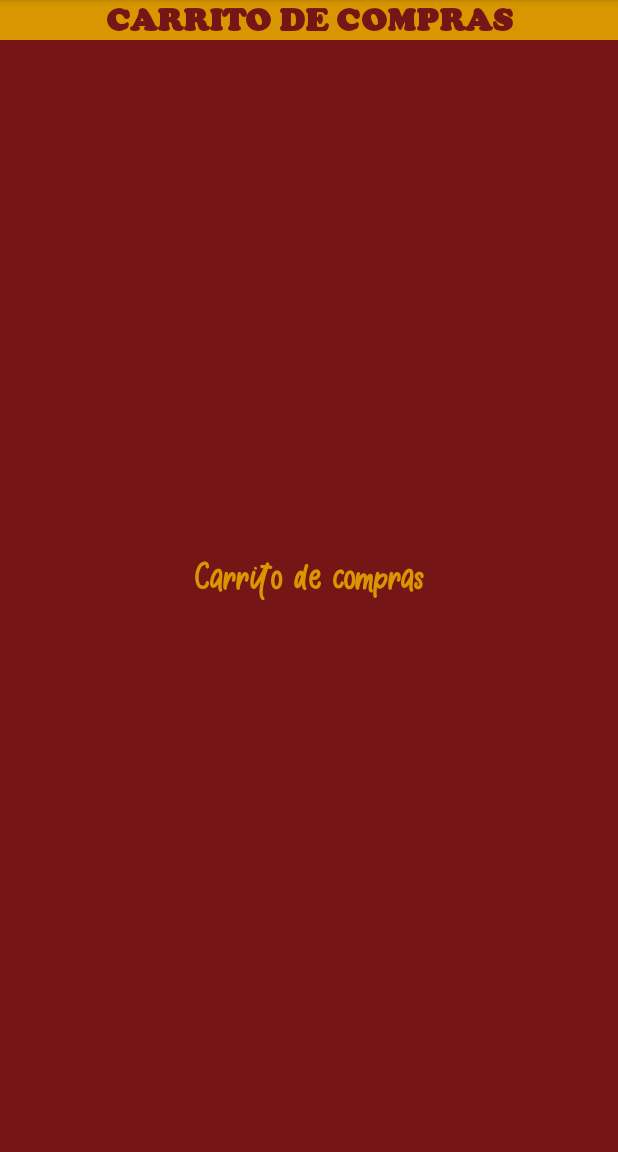
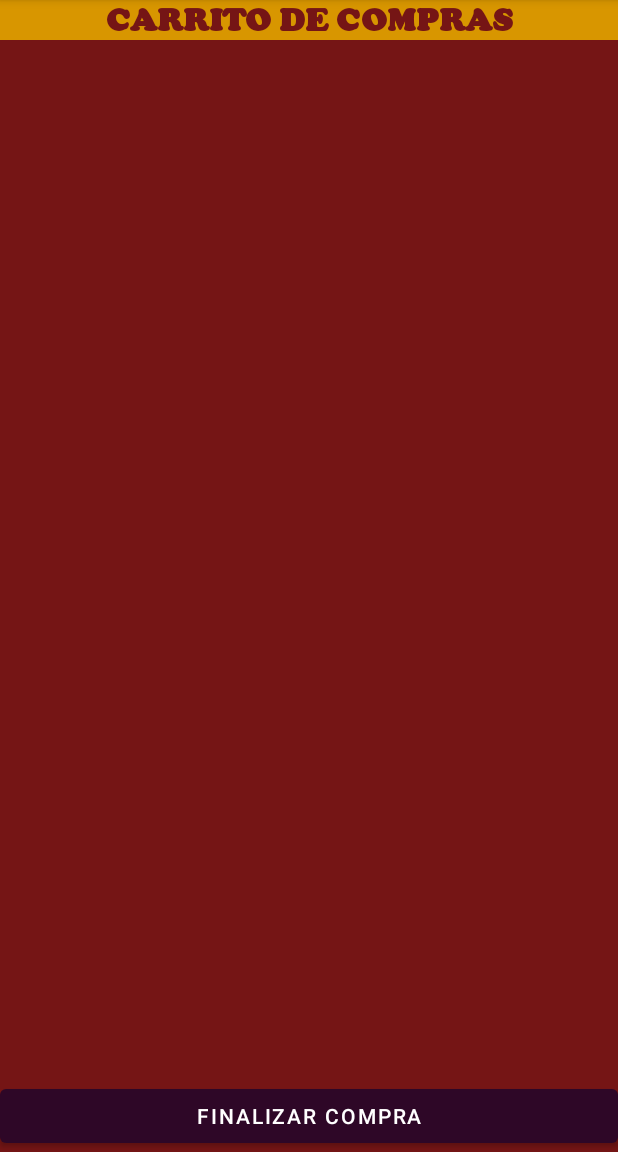
Before and after one commit to edwinforto/AppMovilChaquetas, an Android app: the fragment Fragment_Servicios placed in its activity, after a tap on "Icono2", on a phone screen of 412 x 824 dp, the part 84-1236 px from its top. Run offline under Robolectric (Android 15) with nearby library versions, the phone set to English and light mode, and no system bars.

Commit message:
Sirve compra con Base de Datos
Falta corregir la duplicacion de elementos

```diff
--- /dev/null
+++ b/app/src/main/java/com/example/aplicacionchaqueta/Modelo/Compra/AdaptadorCompra.java
@@ -0,0 +1,72 @@
+package com.example.aplicacionchaqueta.Modelo.Compra;
+
+import android.content.Context;
+import android.view.LayoutInflater;
+import android.view.View;
+import android.view.ViewGroup;
+import android.widget.BaseAdapter;
+import android.widget.EditText;
+import android.widget.ImageButton;
+import android.widget.ImageView;
+import android.widget.RadioButton;
+import android.widget.TextView;
+
+import com.example.aplicacionchaqueta.R;
+
+import java.util.ArrayList;
+
+public class AdaptadorCompra extends BaseAdapter {
+
+    private ArrayList<EntidadCompra> listaCompra;
+    private Context context;
+
+
+    public AdaptadorCompra(ArrayList<EntidadCompra> listaCompra, Context context) {
+        this.listaCompra = listaCompra;
+        this.context = context;
+    }
+
+    @Override
+    public int getCount() {
+        return listaCompra.size();
+    }
+
+    @Override
+    public Object getItem(int pos) {
+        return listaCompra.get(pos);
+    }
+
+    @Override
+    public long getItemId(int pos) {
+        return 0;
+    }
+
+    /**
+     * Se ponen los enlaces correspondientes a cada item
+     * @param pos
+     * @param view
+     * @param viewGroup
+     * @return
+     */
+    @Override
+    public View getView(int pos, View view, ViewGroup viewGroup) {
+        EntidadCompra item = (EntidadCompra) getItem(pos);
+        view = LayoutInflater.from(context).inflate(R.layout.item_compra, null);
+        //-------------------------------------------------------------------
+        ImageView img1 = (ImageView) view.findViewById(R.id.imgBuy);
+        TextView titulo = (TextView) view.findViewById(R.id.tituloComp);
+        ImageButton borrar = (ImageButton) view.findViewById(R.id.delete);
+
+        //
+
+        //------------------- ENLAZAR ELEMENTOS -----------------------------
+        img1.setImageResource(item.getImagen());
+        titulo.setText(item.getTitulo());
+
+        //-------------------- OBTENER DATOS -----------------------------
+
+
+
+        return view;
+    }
+}
--- a/app/src/main/java/com/example/aplicacionchaqueta/Modelo/DataBaseSQLController.java
+++ b/app/src/main/java/com/example/aplicacionchaqueta/Modelo/DataBaseSQLController.java
@@ -20,19 +20,24 @@ public class DataBaseSQLController extends SQLiteOpenHelper {
         database.execSQL("CREATE TABLE productos (img INT, titulo TEXT, descripcion TEXT)");
 
         //llenar la tabla con datos
-        database.execSQL("INSERT INTO productos VALUES (0,'Chaqueta de Cuero','Tallas: S,L,XL Precio: $256.000')");
-        database.execSQL("INSERT INTO productos VALUES (1,'Chaqueta de Pana','Tallas: S,M,L,XL Precio: $85.000')");
-        database.execSQL("INSERT INTO productos VALUES (2,'Chaqueta Impermeable','Tallas: S,M,L Precio: $120.000')");
-        database.execSQL("INSERT INTO productos VALUES (3,'Chaqueta Capucha','Tallas: M,L,XL Precio: $95.000')");
+        database.execSQL("INSERT INTO productos VALUES (0,'Chaqueta de Cuero','Precio: $256.000')");
+        database.execSQL("INSERT INTO productos VALUES (1,'Chaqueta de Pana','Precio: $85.000')");
+        database.execSQL("INSERT INTO productos VALUES (2,'Chaqueta Impermeable','Precio: $120.000')");
+        database.execSQL("INSERT INTO productos VALUES (3,'Chaqueta Capucha','Precio: $95.000')");
 
         //******************************* TABLA SERVICIOS***************************
         //Creacion de la tabla
-        database.execSQL("CREATE TABLE servicios (img INT, descripcion TEXT)");
+
+        database.execSQL("CREATE TABLE servicios (img INT, titulo TEXT)");
 
         //llenar la tabla con datos
         database.execSQL("INSERT INTO servicios VALUES (0,'Compra y adquiere de forma inmediata varios productos.')");
         database.execSQL("INSERT INTO servicios VALUES (1,'Tráenos tus chaquetas y te las lavamos.')");
         database.execSQL("INSERT INTO servicios VALUES (2,'¿Cansado de usar lo mismo? trae tu chaqueta y cámbiala.')");
+
+        //******************************* TABLA COMPRA ******************************
+        database.execSQL("CREATE TABLE compra (img INT, titulo TEXT)");
+
 
     }
 
@@ -40,6 +45,7 @@ public class DataBaseSQLController extends SQLiteOpenHelper {
     public void onUpgrade(SQLiteDatabase database, int oldVersion, int newVersion) {
        database.execSQL("DROP TABLE productos");
        database.execSQL("DROP TABLE servicios");
+       database.execSQL("DROP TABLE compra");
        onCreate(database);
 
     }
--- a/app/src/main/java/com/example/aplicacionchaqueta/Vista/Fragment_Productos.java
+++ b/app/src/main/java/com/example/aplicacionchaqueta/Vista/Fragment_Productos.java
@@ -56,12 +56,14 @@ public class Fragment_Productos extends Fragment {
     }
 
     private ArrayList<EntidadProducto> getProdItems(){
-        DataBaseSQLController conector = new DataBaseSQLController(this.getActivity(), "Productos", null, 1);
+        DataBaseSQLController conector = new DataBaseSQLController(this.getActivity(), "AppChaqueta", null, 1);
 
         SQLiteDatabase db_read = conector.getReadableDatabase();
 
+
         conector.onUpgrade(db_read,1,2);
         cursor = db_read.rawQuery("SELECT * FROM productos", null);
+
 
 
         //Escritura de elementos de la Base de Datos a la parte visual
--- a/app/src/main/java/com/example/aplicacionchaqueta/Vista/Fragment_Servicios.java
+++ b/app/src/main/java/com/example/aplicacionchaqueta/Vista/Fragment_Servicios.java
@@ -48,7 +48,7 @@ public class Fragment_Servicios extends Fragment {
 
     private ArrayList<EntidadServicio> getServItems(){
 
-        DataBaseSQLController conector = new DataBaseSQLController(this.getActivity(), "Servicio", null, 1);
+        DataBaseSQLController conector = new DataBaseSQLController(this.getActivity(), "AppChaqueta", null, 1);
 
         SQLiteDatabase db_readS = conector.getReadableDatabase();
         conector.onUpgrade(db_readS,1,2);
--- a/app/src/main/java/com/example/aplicacionchaqueta/Vista/Fragment_ShoppingCar.java
+++ b/app/src/main/java/com/example/aplicacionchaqueta/Vista/Fragment_ShoppingCar.java
@@ -1,5 +1,8 @@
 package com.example.aplicacionchaqueta.Vista;
 
+import android.content.ContentValues;
+import android.database.Cursor;
+import android.database.sqlite.SQLiteDatabase;
 import android.os.Bundle;
 
 import androidx.fragment.app.Fragment;
@@ -7,60 +10,68 @@ import androidx.fragment.app.Fragment;
 import android.view.LayoutInflater;
 import android.view.View;
 import android.view.ViewGroup;
+import android.widget.Button;
+import android.widget.ListView;
+import android.widget.Toast;
 
+import com.example.aplicacionchaqueta.Modelo.Compra.AdaptadorCompra;
+import com.example.aplicacionchaqueta.Modelo.Compra.EntidadCompra;
+import com.example.aplicacionchaqueta.Modelo.DataBaseSQLController;
 import com.example.aplicacionchaqueta.R;
 
-/**
- * A simple {@link Fragment} subclass.
- * Use the {@link Fragment_ShoppingCar#newInstance} factory method to
- * create an instance of this fragment.
- */
+import java.util.ArrayList;
+
 public class Fragment_ShoppingCar extends Fragment {
 
-    // TODO: Rename parameter arguments, choose names that match
-    // the fragment initialization parameters, e.g. ARG_ITEM_NUMBER
-    private static final String ARG_PARAM1 = "param1";
-    private static final String ARG_PARAM2 = "param2";
+    private View view;
+    private Cursor cursor;
+    private ArrayList<EntidadCompra> listaCompra = new ArrayList<>();
+    private ListView listViewComp;
+    private int[] listaComp= {R.drawable.check};
+    private AdaptadorCompra adaptadorCompra;
+    private Button finalizar;
 
-    // TODO: Rename and change types of parameters
-    private String mParam1;
-    private String mParam2;
+
 
     public Fragment_ShoppingCar() {
         // Required empty public constructor
     }
 
-    /**
-     * Use this factory method to create a new instance of
-     * this fragment using the provided parameters.
-     *
-     * @param param1 Parameter 1.
-     * @param param2 Parameter 2.
-     * @return A new instance of fragment Fragment_ShoppingCar.
-     */
-    // TODO: Rename and change types and number of parameters
-    public static Fragment_ShoppingCar newInstance(String param1, String param2) {
-        Fragment_ShoppingCar fragment = new Fragment_ShoppingCar();
-        Bundle args = new Bundle();
-        args.putString(ARG_PARAM1, param1);
-        args.putString(ARG_PARAM2, param2);
-        fragment.setArguments(args);
-        return fragment;
-    }
-
-    @Override
-    public void onCreate(Bundle savedInstanceState) {
-        super.onCreate(savedInstanceState);
-        if (getArguments() != null) {
-            mParam1 = getArguments().getString(ARG_PARAM1);
-            mParam2 = getArguments().getString(ARG_PARAM2);
-        }
-    }
 
     @Override
     public View onCreateView(LayoutInflater inflater, ViewGroup container,
                              Bundle savedInstanceState) {
         // Inflate the layout for this fragment
-        return inflater.inflate(R.layout.fragment__shopping_car, container, false);
+        view =  inflater.inflate(R.layout.fragment__shopping_car, container, false);
+        //----------------------------------------------------------------------------------
+
+        finalizar = (Button) view.findViewById(R.id.finalizarCompra);
+        listViewComp = (ListView) view.findViewById(R.id.viewShopping);
+        adaptadorCompra = new AdaptadorCompra(getProdComp(),getActivity());
+        listViewComp.setAdapter(adaptadorCompra);
+
+        finalizar.setOnClickListener(new View.OnClickListener() {
+            @Override
+            public void onClick(View view) {
+                Toast.makeText(getContext(),"Dirigiendo a la pagina de pagos",Toast.LENGTH_SHORT).show();
+            }
+        });
+
+     return view;
+    }
+
+    private ArrayList<EntidadCompra> getProdComp(){
+        DataBaseSQLController conector = new DataBaseSQLController(this.getActivity(), "AppChaqueta", null, 1);
+
+        SQLiteDatabase db_read = conector.getReadableDatabase();
+
+        cursor = db_read.rawQuery("SELECT * FROM compra", null);
+
+        //Escritura de elementos de la Base de Datos a la parte visual
+        while(cursor.moveToNext()){
+            listaCompra.add(new EntidadCompra(listaComp[cursor.getInt(0)], cursor.getString(1)));
+        }
+
+        return listaCompra;
     }
 }
--- /dev/null
+++ b/app/src/main/res/drawable/check.xml
@@ -0,0 +1,5 @@
+<vector android:height="24dp" android:tint="#CDA246"
+    android:viewportHeight="24" android:viewportWidth="24"
+    android:width="24dp" xmlns:android="http://schemas.android.com/apk/res/android">
+    <path android:fillColor="@android:color/white" android:pathData="M9,16.17L4.83,12l-1.42,1.41L9,19 21,7l-1.41,-1.41z"/>
+</vector>
--- a/app/src/main/res/layout/fragment__servicios.xml
+++ b/app/src/main/res/layout/fragment__servicios.xml
@@ -25,7 +25,9 @@
         android:id="@+id/viewServices"
         android:layout_width="wrap_content"
         android:layout_height="wrap_content"
-        android:layout_marginTop="100px" />
+        android:layout_marginTop="100px">
+
+    </ListView>
 
 
 </FrameLayout>
--- a/app/src/main/res/layout/fragment__shopping_car.xml
+++ b/app/src/main/res/layout/fragment__shopping_car.xml
@@ -20,14 +20,18 @@
         android:textColor="@color/Red"
         android:textStyle="bold" />
 
-    <TextView
-        android:id="@+id/textView10"
+    <ListView
+        android:id="@+id/viewShopping"
         android:layout_width="wrap_content"
+        android:layout_height="644dp"
+        android:layout_marginTop="100px" />
+
+    <Button
+        android:id="@+id/finalizarCompra"
+        android:layout_width="match_parent"
         android:layout_height="wrap_content"
-        android:layout_gravity="center"
-        android:fontFamily="@font/comicboys"
-        android:text="Carrito de compras"
-        android:textColor="@color/Yellow"
-        android:textSize="15pt" />
+        android:layout_gravity="bottom"
+        android:text="Finalizar Compra" />
+
 
 </FrameLayout>
```
Also changed, not shown: app/src/main/java/com/example/aplicacionchaqueta/Controlador/MainActivity.java (+6 -6 lines), app/src/main/java/com/example/aplicacionchaqueta/Modelo/Compra/EntidadCompra.java (added, +28 -0 lines), app/src/main/java/com/example/aplicacionchaqueta/Modelo/Productos/AdaptadorProducto.java (+23 -2 lines), app/src/main/res/layout/item_compra.xml (added, +101 -0 lines), app/src/main/res/layout/item_producto.xml (+14 -23 lines), app/src/main/res/drawable/lawndry.png (deleted).
